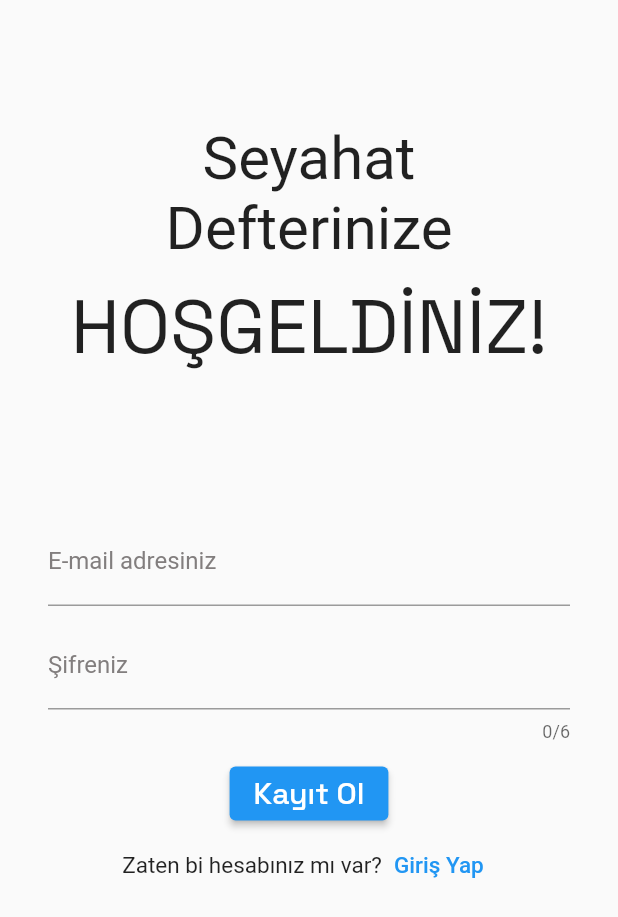
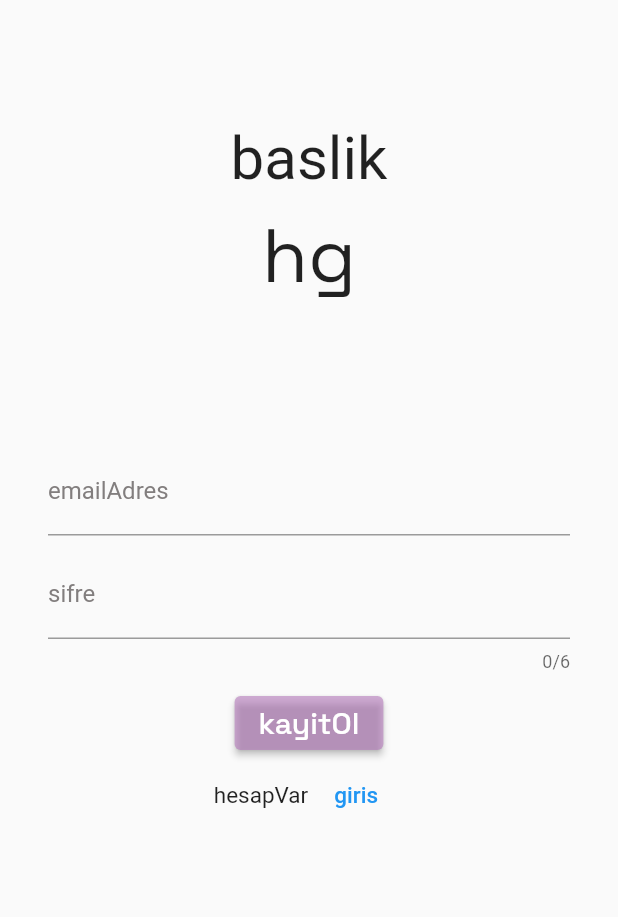
Before and after one commit to mahmutcancokcapar/seyahat-defteri, a Flutter app: the RegisterPage screen opened directly, on a phone screen of 412 x 824 dp. Shown: the top 917 px of the screen. Run offline on Flutter 3.47's test engine with Material 2 defaults, Android fonts, the phone set to English and light mode, and no system bars; our stand-ins replace cloud_firestore, curved_navigation_bar, firebase_auth, firebase_core, geolocator, get and 2 more; accounts and stored records are empty; network calls fail.

Commit message:
Update register.dart

```diff
--- a/lib/sayfalar/register.dart
+++ b/lib/sayfalar/register.dart
@@ -1,5 +1,6 @@
 import 'dart:core';
 import 'package:flutter/material.dart';
+import 'package:get/get.dart';
 import 'package:google_fonts/google_fonts.dart';
 import 'package:seydef/sayfalar/email_verification_page.dart';
 import 'package:seydef/sayfalar/login_page.dart';
@@ -19,6 +20,7 @@ class _RegisterPageState extends State<RegisterPage> {
   TextEditingController rpasswordController = TextEditingController();
   bool _isLoading = false;
   String? errorMessage = '';
+
 
   Future<void> registerUser(BuildContext context) async {
     try {
@@ -42,18 +44,18 @@ class _RegisterPageState extends State<RegisterPage> {
           builder: (context) {
             return AlertDialog(
               title: Text(
-                'Kayıt Başarısız',
+                'registerDialog1'.tr,
                 style: GoogleFonts.spaceGrotesk(),
               ),
               content: Text(
-                'Bir hata oluştu, lütfen tekrar deneyiniz.',
+                'registerDialog2'.tr,
                 style: GoogleFonts.indieFlower(),
               ),
               actions: [
                 TextButton(
                   onPressed: () => Navigator.pop(context),
                   child: Text(
-                    'Tamam',
+                    'registerDialog3'.tr,
                     style: GoogleFonts.spaceGrotesk(),
                   ),
                 ),
@@ -75,7 +77,7 @@ class _RegisterPageState extends State<RegisterPage> {
               height: 50,
             ),
             Text(
-              'Seyahat\nDefterinize',
+              'baslik'.tr,
               style: GoogleFonts.indieFlower(
                 fontSize: 40,
               ),
@@ -85,7 +87,7 @@ class _RegisterPageState extends State<RegisterPage> {
               height: 10,
             ),
             Text(
-              'HOŞGELDİNİZ!',
+              'hg'.tr,
               style: GoogleFonts.spaceGrotesk(
                 fontSize: 50,
               ),
@@ -99,7 +101,7 @@ class _RegisterPageState extends State<RegisterPage> {
               keyboardType: TextInputType.emailAddress,
               style: GoogleFonts.indieFlower(),
               decoration: InputDecoration(
-                labelText: 'E-mail adresiniz',
+                labelText: 'emailAdres'.tr,
                 focusColor: Colors.black,
                 labelStyle: GoogleFonts.indieFlower(
                   color: const Color.fromARGB(255, 130, 126, 126),
@@ -116,7 +118,7 @@ class _RegisterPageState extends State<RegisterPage> {
               keyboardType: TextInputType.number,
               maxLength: 6,
               decoration: InputDecoration(
-                labelText: 'Şifreniz',
+                labelText: 'sifre'.tr,
                 focusColor: Colors.black,
                 labelStyle: GoogleFonts.indieFlower(
                   color: const Color.fromARGB(255, 130, 126, 126),
@@ -129,31 +131,14 @@ class _RegisterPageState extends State<RegisterPage> {
             _isLoading
                 ? const CircularProgressIndicator()
                 : ElevatedButton(
+                    style: ElevatedButton.styleFrom(
+                      backgroundColor: const Color.fromARGB(147, 179, 117, 186),
+                    ),
                     onPressed: () {
                       registerUser(context);
-                      //createUser();
-                      /*
-                      setState(() {
-                        _isLoading = true;
-                      });
-                      await signUp(
-                          userEmail: remailController.text,
-                          userPassword: rpasswordController.text,
-                          context: context);
-                      if (remailController.text.isNotEmpty) {
-                        Navigator.push(
-                          context,
-                          MaterialPageRoute(
-                            builder: (ctx) => const EmailVerification(),
-                          ),
-                        );
-                      }
-                      setState(() {
-                        _isLoading = false;
-                      });*/
                     },
                     child: Text(
-                      'Kayıt Ol',
+                      'kayitOl'.tr,
                       style: GoogleFonts.spaceGrotesk(fontSize: 20),
                     ),
                   ),
@@ -164,7 +149,7 @@ class _RegisterPageState extends State<RegisterPage> {
               children: [
                 const Spacer(),
                 Text(
-                  'Zaten bi hesabınız mı var?',
+                  'hesapVar'.tr,
                   style: GoogleFonts.indieFlower(fontSize: 15),
                 ),
                 TextButton(
@@ -177,7 +162,7 @@ class _RegisterPageState extends State<RegisterPage> {
                     );
                   },
                   child: Text(
-                    'Giriş Yap',
+                    'giris'.tr,
                     style: GoogleFonts.indieFlower(
                         color: Colors.blue, fontSize: 15),
                   ),
```
